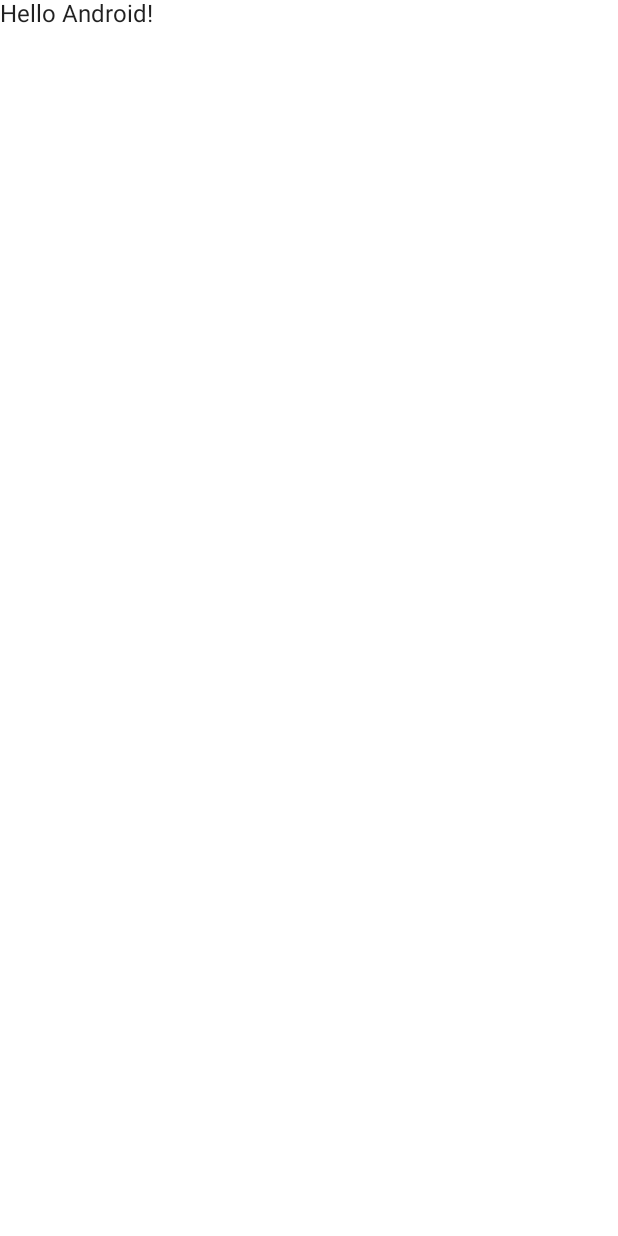
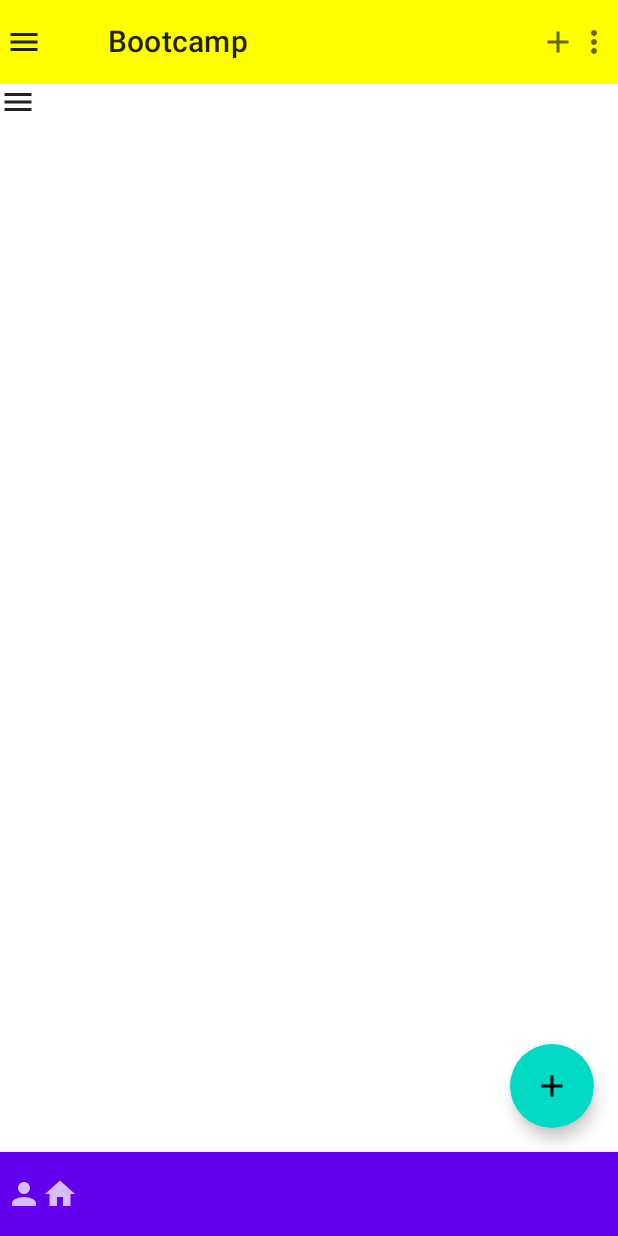
Before and after one commit to nameisjayant/compose-bootcamp, an Android app built with Jetpack Compose: the screen it shows after launch (MainActivity), on a phone screen of 412 x 824 dp. Before the commit the screen is almost empty. Run offline under Robolectric (Android 15) with nearby library versions, the phone set to English and light mode, and no system bars.

Commit message:
scaffold in compose

```diff
--- a/app/src/main/java/com/nameisjayant/composebootcampyt/MainActivity.kt
+++ b/app/src/main/java/com/nameisjayant/composebootcampyt/MainActivity.kt
@@ -10,6 +10,7 @@ import androidx.compose.material.Text
 import androidx.compose.runtime.Composable
 import androidx.compose.ui.Modifier
 import androidx.compose.ui.tooling.preview.Preview
+import com.nameisjayant.composebootcampyt.bootcamp.BootCampOne
 import com.nameisjayant.composebootcampyt.ui.theme.ComposeBootcampYTTheme
 
 class MainActivity : ComponentActivity() {
@@ -22,22 +23,9 @@ class MainActivity : ComponentActivity() {
                     modifier = Modifier.fillMaxSize(),
                     color = MaterialTheme.colors.background
                 ) {
-                    Greeting("Android")
+                    BootCampOne()
                 }
             }
         }
     }
 }
-
-@Composable
-fun Greeting(name: String) {
-    Text(text = "Hello $name!")
-}
-
-@Preview(showBackground = true)
-@Composable
-fun DefaultPreview() {
-    ComposeBootcampYTTheme {
-        Greeting("Android")
-    }
-}
--- /dev/null
+++ b/app/src/main/java/com/nameisjayant/composebootcampyt/bootcamp/Bootcamp_one.kt
@@ -0,0 +1,51 @@
+package com.nameisjayant.composebootcampyt.bootcamp
+
+import android.annotation.SuppressLint
+import androidx.compose.material.*
+import androidx.compose.material.icons.Icons
+import androidx.compose.material.icons.filled.*
+import androidx.compose.runtime.Composable
+import androidx.compose.ui.graphics.Color
+import androidx.compose.ui.unit.dp
+
+@SuppressLint("UnusedMaterialScaffoldPaddingParameter")
+@Composable
+fun BootCampOne() {
+
+    Scaffold(
+        topBar = {
+            TopAppBar(
+                title = {
+                    Text(text = "Bootcamp")
+                },
+                contentColor = Color.Black,
+                backgroundColor = Color.Yellow,
+                elevation = 0.dp,
+                navigationIcon = {
+                    Icon(imageVector = Icons.Default.Menu, contentDescription = "")
+                },
+                actions = {
+                    Icon(imageVector = Icons.Default.Add, contentDescription = "")
+                    Icon(imageVector = Icons.Default.MoreVert, contentDescription = "")
+                }
+            )
+        },
+        floatingActionButton = {
+            FloatingActionButton(onClick = {}) {
+                Icon(imageVector = Icons.Default.Add, contentDescription = "")
+            }
+        },
+        bottomBar = {
+            BottomAppBar() {
+                Icon(imageVector = Icons.Default.Person, contentDescription = "")
+                Icon(imageVector = Icons.Default.Home, contentDescription = "")
+            }
+        },
+        drawerContent = {
+            Icon(imageVector = Icons.Default.Menu, contentDescription = "")
+        }
+    ) {
+        Icon(imageVector = Icons.Default.Menu, contentDescription = "")
+    }
+
+}
```
